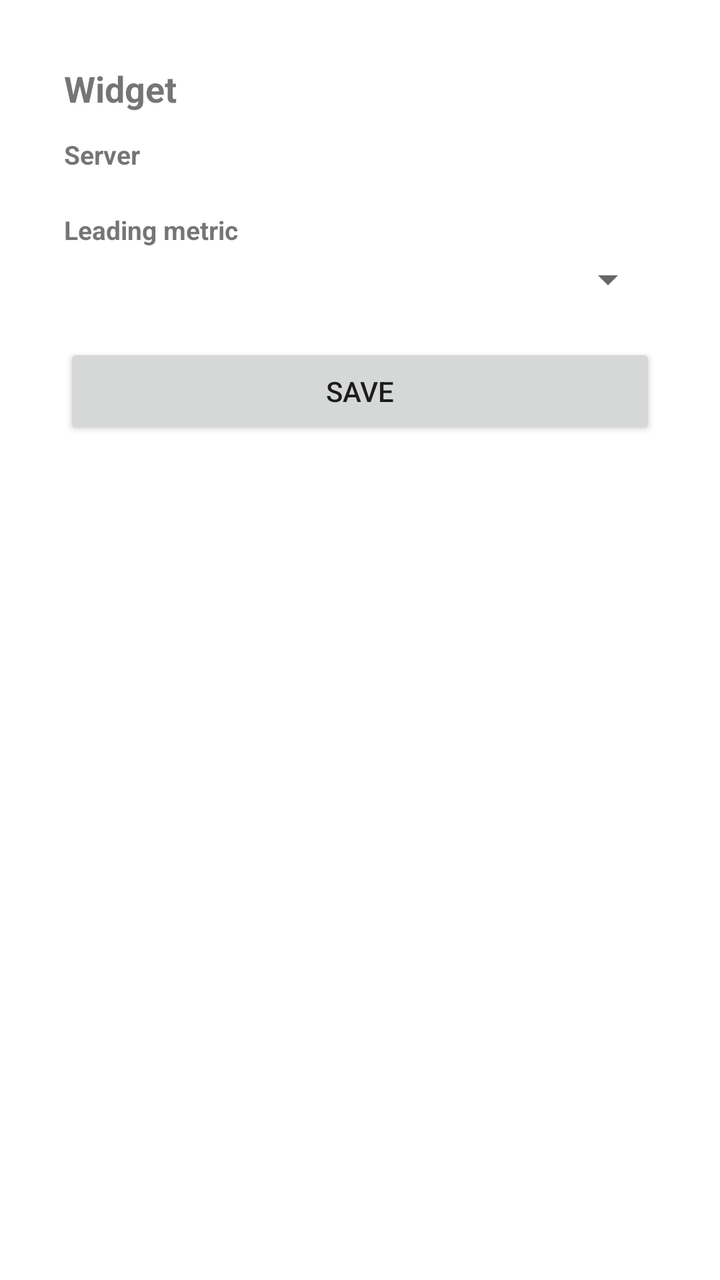
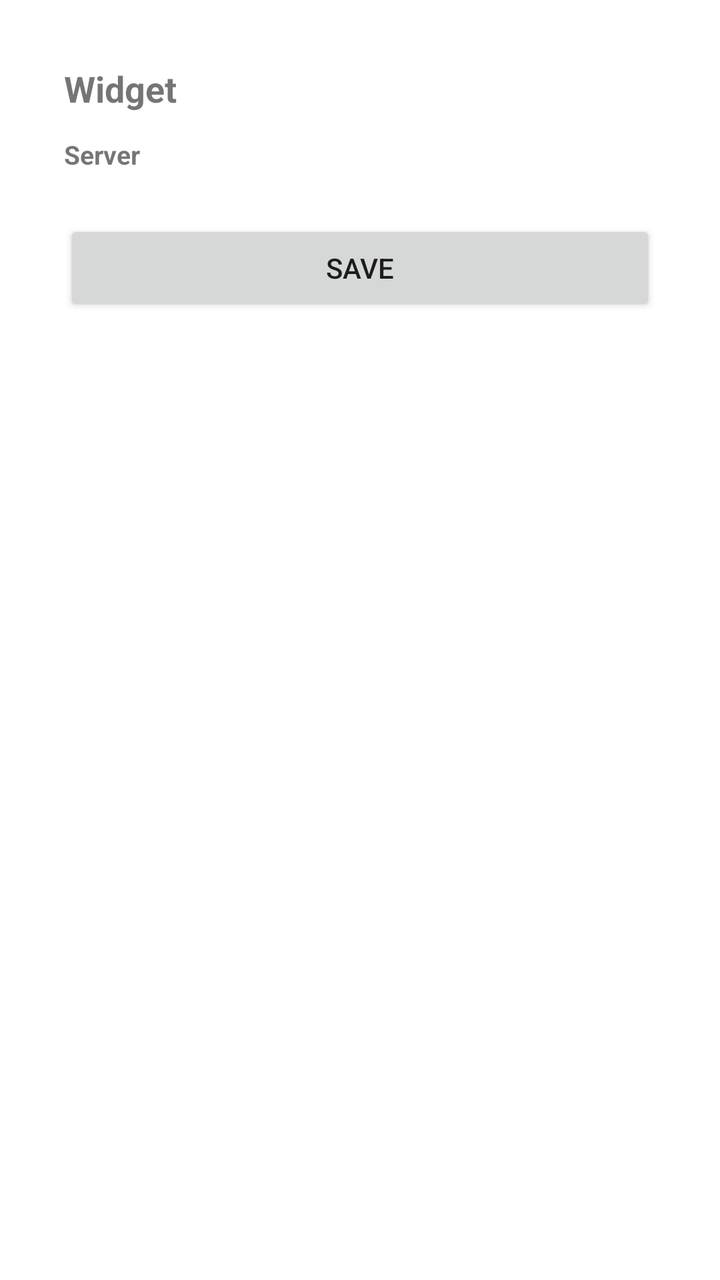

Screens rendered from an Android XML layout before and after an edit, with the pre-edit source and the edit as a unified diff.
<!-- AndroidManifest.xml: activity theme android:Theme.Material.Light.Dialog -->
<!-- res/layout/widget_configure.xml -->
<?xml version="1.0" encoding="utf-8"?>
<ScrollView xmlns:android="http://schemas.android.com/apk/res/android"
    android:layout_width="match_parent"
    android:layout_height="match_parent"
    android:padding="16dp">

    <LinearLayout
        android:layout_width="match_parent"
        android:layout_height="wrap_content"
        android:orientation="vertical">

        <TextView
            android:layout_width="wrap_content"
            android:layout_height="wrap_content"
            android:layout_marginBottom="12dp"
            android:text="@string/widget_configure_title"
            android:textSize="18sp"
            android:textStyle="bold" />

        
        <TextView
            android:id="@+id/empty_hint"
            android:layout_width="match_parent"
            android:layout_height="wrap_content"
            android:layout_marginBottom="16dp"
            android:text="@string/widget_configure_empty"
            android:textSize="14sp"
            android:visibility="gone" />

        <LinearLayout
            android:id="@+id/config_form"
            android:layout_width="match_parent"
            android:layout_height="wrap_content"
            android:orientation="vertical">

            <TextView
                android:layout_width="wrap_content"
                android:layout_height="wrap_content"
                android:text="@string/widget_configure_server"
                android:textSize="13sp"
                android:textStyle="bold" />

            <RadioGroup
                android:id="@+id/server_group"
                android:layout_width="match_parent"
                android:layout_height="wrap_content"
                android:layout_marginTop="4dp"
                android:orientation="vertical" />

            <TextView
                android:layout_width="wrap_content"
                android:layout_height="wrap_content"
                android:layout_marginTop="16dp"
                android:text="@string/widget_configure_metric"
                android:textSize="13sp"
                android:textStyle="bold" />

            <Spinner
                android:id="@+id/metric_spinner"
                android:layout_width="match_parent"
                android:layout_height="wrap_content"
                android:layout_marginTop="4dp" />

            <Button
                android:id="@+id/save_button"
                android:layout_width="match_parent"
                android:layout_height="wrap_content"
                android:layout_marginTop="20dp"
                android:padding="12dp"
                android:text="@string/widget_configure_save" />
        </LinearLayout>
    </LinearLayout>
</ScrollView>
<!-- resources referenced by this layout -->
<resources>
  <string name="widget_configure_empty">No server with a monitor agent yet.\nAdd one in ServerBox, then come back.</string>
  <string name="widget_configure_metric">Leading metric</string>
  <string name="widget_configure_save">Save</string>
  <string name="widget_configure_server">Server</string>
  <string name="widget_configure_title">Widget</string>
</resources>

<!-- the commit's change to res/layout/widget_configure.xml (unified diff, before → after) -->
@@ -17,7 +17,6 @@
             android:textSize="18sp"
             android:textStyle="bold" />
 
-        
         <TextView
             android:id="@+id/empty_hint"
             android:layout_width="match_parent"
@@ -47,19 +46,131 @@
                 android:layout_marginTop="4dp"
                 android:orientation="vertical" />
 
-            <TextView
-                android:layout_width="wrap_content"
+            
+            <LinearLayout
+                android:id="@+id/medium_mode_container"
+                android:layout_width="match_parent"
                 android:layout_height="wrap_content"
                 android:layout_marginTop="16dp"
-                android:text="@string/widget_configure_metric"
-                android:textSize="13sp"
-                android:textStyle="bold" />
+                android:orientation="vertical"
+                android:visibility="gone">
 
-            <Spinner
-                android:id="@+id/metric_spinner"
+                <TextView
+                    android:layout_width="wrap_content"
+                    android:layout_height="wrap_content"
+                    android:text="Mode"
+                    android:textSize="13sp"
+                    android:textStyle="bold" />
+
+                <RadioGroup
+                    android:id="@+id/mode_group"
+                    android:layout_width="match_parent"
+                    android:layout_height="wrap_content"
+                    android:layout_marginTop="4dp"
+                    android:orientation="horizontal">
+
+                    <RadioButton
+                        android:id="@+id/mode_chart"
+                        android:layout_width="wrap_content"
+                        android:layout_height="wrap_content"
+                        android:text="@string/widget_mode_chart" />
+
+                    <RadioButton
+                        android:id="@+id/mode_reading"
+                        android:layout_width="wrap_content"
+                        android:layout_height="wrap_content"
+                        android:layout_marginStart="8dp"
+                        android:text="@string/widget_mode_reading" />
+
+                    <RadioButton
+                        android:id="@+id/mode_combined"
+                        android:layout_width="wrap_content"
+                        android:layout_height="wrap_content"
+                        android:layout_marginStart="8dp"
+                        android:text="@string/widget_mode_combined" />
+                </RadioGroup>
+            </LinearLayout>
+
+            
+            <LinearLayout
+                android:id="@+id/chart_container"
                 android:layout_width="match_parent"
                 android:layout_height="wrap_content"
-                android:layout_marginTop="4dp" />
+                android:layout_marginTop="16dp"
+                android:orientation="vertical"
+                android:visibility="gone">
+
+                <TextView
+                    android:id="@+id/chart_label"
+                    android:layout_width="wrap_content"
+                    android:layout_height="wrap_content"
+                    android:text="@string/widget_chart_1"
+                    android:textSize="13sp"
+                    android:textStyle="bold" />
+
+                <Spinner
+                    android:id="@+id/metric_spinner"
+                    android:layout_width="match_parent"
+                    android:layout_height="wrap_content"
+                    android:layout_marginTop="4dp" />
+            </LinearLayout>
+
+            
+            <LinearLayout
+                android:id="@+id/chart2_container"
+                android:layout_width="match_parent"
+                android:layout_height="wrap_content"
+                android:layout_marginTop="16dp"
+                android:orientation="vertical"
+                android:visibility="gone">
+
+                <TextView
+                    android:id="@+id/chart2_label"
+                    android:layout_width="wrap_content"
+                    android:layout_height="wrap_content"
+                    android:text="@string/widget_chart_2"
+                    android:textSize="13sp"
+                    android:textStyle="bold" />
+
+                <Spinner
+                    android:id="@+id/chart2_spinner"
+                    android:layout_width="match_parent"
+                    android:layout_height="wrap_content"
+                    android:layout_marginTop="4dp" />
+            </LinearLayout>
+
+            
+            <LinearLayout
+                android:id="@+id/fields_container"
+                android:layout_width="match_parent"
+                android:layout_height="wrap_content"
+                android:layout_marginTop="16dp"
+                android:orientation="vertical"
+                android:visibility="gone">
+
+                <TextView
+                    android:id="@+id/fields_title"
+                    android:layout_width="wrap_content"
+                    android:layout_height="wrap_content"
+                    android:text="@string/widget_fields_title"
+                    android:textSize="13sp"
+                    android:textStyle="bold" />
+
+                <TextView
+                    android:id="@+id/fields_cap_hint"
+                    android:layout_width="wrap_content"
+                    android:layout_height="wrap_content"
+                    android:layout_marginTop="2dp"
+                    android:textColor="@color/widgetSummaryText"
+                    android:textSize="11sp" />
+
+                <LinearLayout
+                    android:id="@+id/field_checks"
+                    android:layout_width="match_parent"
+                    android:layout_height="wrap_content"
+                    android:layout_marginTop="4dp"
+                    android:orientation="vertical" />
+            </LinearLayout>
 
             <Button
                 android:id="@+id/save_button"
<!-- resource entries referenced after the edit -->
@@ -1,9 +1,15 @@
 <!-- resources referenced by this layout -->
 <resources>
+  <color name="widgetSummaryText">#333333</color>
+  <string name="widget_chart_1">Chart 1</string>
+  <string name="widget_chart_2">Chart 2</string>
   <string name="widget_configure_empty">No server with a monitor agent yet.\nAdd one in ServerBox, then come back.</string>
-  <string name="widget_configure_metric">Leading metric</string>
   <string name="widget_configure_save">Save</string>
   <string name="widget_configure_server">Server</string>
   <string name="widget_configure_title">Widget</string>
+  <string name="widget_fields_title">Display Fields</string>
+  <string name="widget_mode_chart">Chart</string>
+  <string name="widget_mode_combined">Combined</string>
+  <string name="widget_mode_reading">Reading</string>
 </resources>
 
